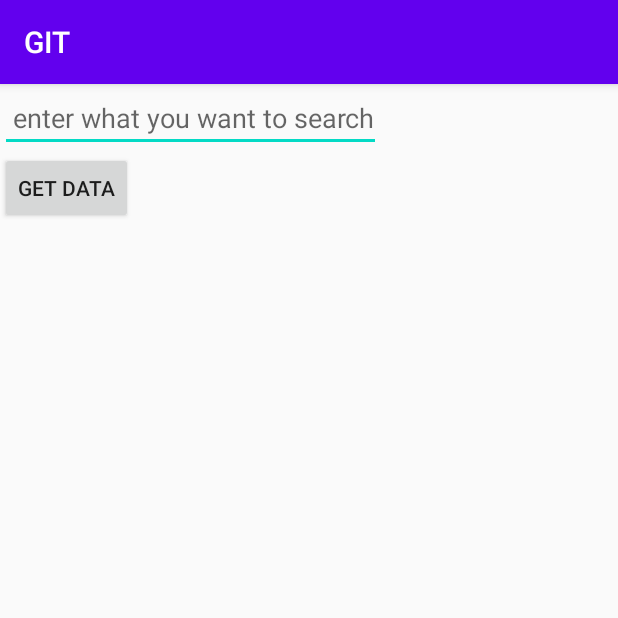
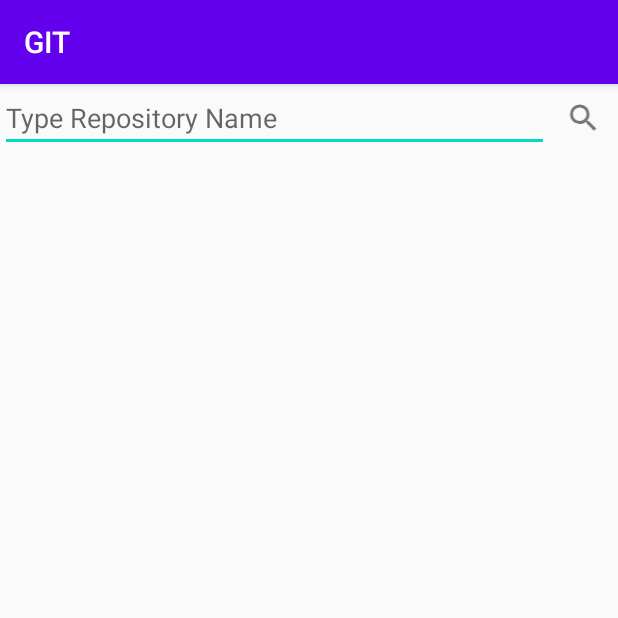
Before and after one commit to tushar42garg/GIT, an Android app: the screen it shows after launch (SearchActivity), on a phone screen of 412 x 824 dp, the top half of it. Run offline under Robolectric (Android 15) with nearby library versions, the phone set to English and light mode, and no system bars; our stand-ins replace data binding; 2 statements that could not run were skipped.

```diff
--- a/app/src/main/java/com/example/git/data/remote/domain/Repository.kt
+++ b/app/src/main/java/com/example/git/data/remote/domain/Repository.kt
@@ -8,6 +8,8 @@ import com.google.gson.annotations.SerializedName
 data class Repository(
     @SerializedName("id") val id: Long,
     @SerializedName("name") val name: String,
+
+    @SerializedName("full_name") val fullName: String,
     @SerializedName("owner") val owner: Owner,
     @SerializedName("description") val description: String?,
     @SerializedName("fork") val fork: Boolean,
--- /dev/null
+++ b/app/src/main/res/drawable/ic_search.xml
@@ -0,0 +1,8 @@
+<?xml version="1.0" encoding="utf-8"?>
+<vector xmlns:android="http://schemas.android.com/apk/res/android"
+    android:height="24dp"
+    android:width="24dp"
+    android:viewportWidth="24"
+    android:viewportHeight="24">
+    <path android:fillColor="#757575" android:pathData="M9.5,3A6.5,6.5 0 0,1 16,9.5C16,11.11 15.41,12.59 14.44,13.73L14.71,14H15.5L20.5,19L19,20.5L14,15.5V14.71L13.73,14.44C12.59,15.41 11.11,16 9.5,16A6.5,6.5 0 0,1 3,9.5A6.5,6.5 0 0,1 9.5,3M9.5,5C7,5 5,7 5,9.5C5,12 7,14 9.5,14C12,14 14,12 14,9.5C14,7 12,5 9.5,5Z" />
+</vector>
--- a/app/src/main/res/layout/activity_main.xml
+++ b/app/src/main/res/layout/activity_main.xml
@@ -14,21 +14,32 @@
         android:layout_height="match_parent"
         android:orientation="vertical">
 
+        <LinearLayout
+            android:layout_width="match_parent"
+            android:layout_height="wrap_content"
+            android:orientation="horizontal"
+            android:weightSum="18">
             <EditText
+                android:layout_weight="17"
                 android:id="@+id/searchField"
-            android:layout_width="wrap_content"
+                android:layout_width="0dp"
                 android:layout_height="wrap_content"
                 android:inputType="text"
                 android:imeOptions="actionSearch"
-            android:hint=" enter what you want to search"
+                android:hint="Type Repository Name"
                 android:onTextChanged="@{(text, start, before, count) -> vm.onQueryChange(text)}" />
 
-        <Button
-            android:id="@+id/btn"
+            <ImageView
+                android:layout_weight="1"
                 android:layout_width="wrap_content"
                 android:layout_height="wrap_content"
                 android:onClick="@{() -> vm.doSearch()}"
-            android:text="GET DATA" />
+                android:layout_gravity="center_vertical"
+                android:src="@drawable/ic_search"/>
+
+
+        </LinearLayout>
+
 
 
 
--- a/app/src/main/res/layout/repo_search_item.xml
+++ b/app/src/main/res/layout/repo_search_item.xml
@@ -42,7 +42,7 @@
                     android:id="@+id/linkProject"
                     android:layout_width="wrap_content"
                     android:layout_height="wrap_content"
-                    android:text="@{item.url}" />
+                    android:text="@{item.fullName}" />
 
                 <TextView
                     android:id="@+id/watcherCount"
```
Also changed, not shown: app/src/main/java/com/example/git/Util/GlideMediaAdapter.kt (added, +38 -0 lines), app/src/main/java/com/example/git/ui/repoDetails/RepoActivity.kt (added, +26 -0 lines), app/src/main/java/com/example/git/ui/search/SearchViewModel.kt (+20 -2 lines), app/src/main/res/layout/activity_repo_details.xml (added, +99 -0 lines). Lines whose indentation alone changed are shown as unchanged.
